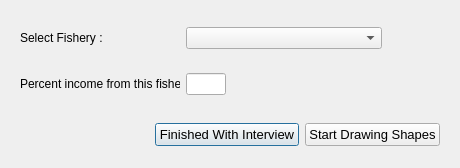
The window that oom_norcal_comm/Interview/selectfishery.ui (Ecotrust/openoceanmap-desktop) describes before a commit, drawn with Qt 5.
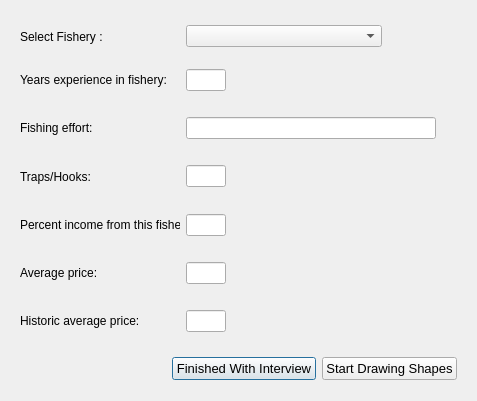
The same window after the commit.

```diff
--- a/oom_norcal_comm/Interview/selectfishery.ui
+++ b/oom_norcal_comm/Interview/selectfishery.ui
@@ -6,8 +6,8 @@
    <rect>
     <x>0</x>
     <y>0</y>
-    <width>460</width>
-    <height>168</height>
+    <width>477</width>
+    <height>401</height>
    </rect>
   </property>
   <property name="windowTitle" >
@@ -150,6 +150,311 @@
      </item>
     </layout>
    </item>
+   <item>
+    <layout class="QHBoxLayout" name="horizontalLayout_11" >
+     <item>
+      <widget class="QWidget" native="1" name="widget_4" >
+       <layout class="QHBoxLayout" name="horizontalLayout_12" >
+        <item>
+         <widget class="QLabel" name="label_7" >
+          <property name="minimumSize" >
+           <size>
+            <width>160</width>
+            <height>0</height>
+           </size>
+          </property>
+          <property name="maximumSize" >
+           <size>
+            <width>160</width>
+            <height>16777215</height>
+           </size>
+          </property>
+          <property name="text" >
+           <string>Years experience in fishery:</string>
+          </property>
+         </widget>
+        </item>
+        <item>
+         <widget class="QLineEdit" name="fishery_yrs_exp" >
+          <property name="minimumSize" >
+           <size>
+            <width>40</width>
+            <height>0</height>
+           </size>
+          </property>
+          <property name="maximumSize" >
+           <size>
+            <width>40</width>
+            <height>16777215</height>
+           </size>
+          </property>
+         </widget>
+        </item>
+        <item>
+         <spacer name="horizontalSpacer_3" >
+          <property name="orientation" >
+           <enum>Qt::Horizontal</enum>
+          </property>
+          <property name="sizeHint" stdset="0" >
+           <size>
+            <width>40</width>
+            <height>20</height>
+           </size>
+          </property>
+         </spacer>
+        </item>
+       </layout>
+       <zorder>label_7</zorder>
+       <zorder>fishery_yrs_exp</zorder>
+       <zorder>horizontalSpacer_3</zorder>
+      </widget>
+     </item>
+    </layout>
+   </item>
+   <item>
+    <layout class="QHBoxLayout" name="horizontalLayout_19" >
+     <item>
+      <widget class="QWidget" native="1" name="widget_8" >
+       <layout class="QHBoxLayout" name="horizontalLayout_20" >
+        <item>
+         <widget class="QLabel" name="label_11" >
+          <property name="minimumSize" >
+           <size>
+            <width>160</width>
+            <height>0</height>
+           </size>
+          </property>
+          <property name="maximumSize" >
+           <size>
+            <width>160</width>
+            <height>16777215</height>
+           </size>
+          </property>
+          <property name="text" >
+           <string>Fishing effort:</string>
+          </property>
+         </widget>
+        </item>
+        <item>
+         <widget class="QLineEdit" name="fishery_effort" >
+          <property name="minimumSize" >
+           <size>
+            <width>250</width>
+            <height>0</height>
+           </size>
+          </property>
+          <property name="maximumSize" >
+           <size>
+            <width>250</width>
+            <height>16777215</height>
+           </size>
+          </property>
+         </widget>
+        </item>
+        <item>
+         <spacer name="horizontalSpacer_3" >
+          <property name="orientation" >
+           <enum>Qt::Horizontal</enum>
+          </property>
+          <property name="sizeHint" stdset="0" >
+           <size>
+            <width>40</width>
+            <height>20</height>
+           </size>
+          </property>
+         </spacer>
+        </item>
+       </layout>
+       <zorder>label_11</zorder>
+       <zorder>fishery_effort</zorder>
+       <zorder>horizontalSpacer_3</zorder>
+      </widget>
+     </item>
+    </layout>
+   </item>
+   <item>
+    <layout class="QHBoxLayout" name="horizontalLayout_17" >
+     <item>
+      <widget class="QWidget" native="1" name="widget_7" >
+       <layout class="QHBoxLayout" name="horizontalLayout_18" >
+        <item>
+         <widget class="QLabel" name="label_10" >
+          <property name="minimumSize" >
+           <size>
+            <width>160</width>
+            <height>0</height>
+           </size>
+          </property>
+          <property name="maximumSize" >
+           <size>
+            <width>160</width>
+            <height>16777215</height>
+           </size>
+          </property>
+          <property name="text" >
+           <string>Traps/Hooks:</string>
+          </property>
+         </widget>
+        </item>
+        <item>
+         <widget class="QLineEdit" name="fishery_traps_hooks" >
+          <property name="minimumSize" >
+           <size>
+            <width>40</width>
+            <height>0</height>
+           </size>
+          </property>
+          <property name="maximumSize" >
+           <size>
+            <width>40</width>
+            <height>16777215</height>
+           </size>
+          </property>
+         </widget>
+        </item>
+        <item>
+         <spacer name="horizontalSpacer_3" >
+          <property name="orientation" >
+           <enum>Qt::Horizontal</enum>
+          </property>
+          <property name="sizeHint" stdset="0" >
+           <size>
+            <width>40</width>
+            <height>20</height>
+           </size>
+          </property>
+         </spacer>
+        </item>
+       </layout>
+       <zorder>label_10</zorder>
+       <zorder>fishery_traps_hooks</zorder>
+       <zorder>horizontalSpacer_3</zorder>
+      </widget>
+     </item>
+    </layout>
+   </item>
+   <item>
+    <layout class="QHBoxLayout" name="horizontalLayout_15" >
+     <item>
+      <widget class="QWidget" native="1" name="widget_6" >
+       <layout class="QHBoxLayout" name="horizontalLayout_16" >
+        <item>
+         <widget class="QLabel" name="label_9" >
+          <property name="minimumSize" >
+           <size>
+            <width>160</width>
+            <height>0</height>
+           </size>
+          </property>
+          <property name="maximumSize" >
+           <size>
+            <width>160</width>
+            <height>16777215</height>
+           </size>
+          </property>
+          <property name="text" >
+           <string>Percent income from this fishery:</string>
+          </property>
+         </widget>
+        </item>
+        <item>
+         <widget class="QLineEdit" name="fishery_perc_income" >
+          <property name="minimumSize" >
+           <size>
+            <width>40</width>
+            <height>0</height>
+           </size>
+          </property>
+          <property name="maximumSize" >
+           <size>
+            <width>40</width>
+            <height>16777215</height>
+           </size>
+          </property>
+         </widget>
+        </item>
+        <item>
+         <spacer name="horizontalSpacer_3" >
+          <property name="orientation" >
+           <enum>Qt::Horizontal</enum>
+          </property>
+          <property name="sizeHint" stdset="0" >
+           <size>
+            <width>40</width>
+            <height>20</height>
+           </size>
+          </property>
+         </spacer>
+        </item>
+       </layout>
+       <zorder>label_9</zorder>
+       <zorder>fishery_perc_income</zorder>
+       <zorder>horizontalSpacer_3</zorder>
+      </widget>
+     </item>
+    </layout>
+   </item>
+   <item>
+    <layout class="QHBoxLayout" name="horizontalLayout_13" >
+     <item>
+      <widget class="QWidget" native="1" name="widget_5" >
+       <layout class="QHBoxLayout" name="horizontalLayout_14" >
+        <item>
+         <widget class="QLabel" name="label_8" >
+          <property name="minimumSize" >
+           <size>
+            <width>160</width>
+            <height>0</height>
+           </size>
+          </property>
+          <property name="maximumSize" >
+           <size>
+            <width>160</width>
+            <height>16777215</height>
+           </size>
+          </property>
+          <property name="text" >
+           <string>Average price:</string>
+          </property>
+         </widget>
+        </item>
+        <item>
+         <widget class="QLineEdit" name="fishery_avg_price" >
+          <property name="minimumSize" >
+           <size>
+            <width>40</width>
+            <height>0</height>
+           </size>
+          </property>
+          <property name="maximumSize" >
+           <size>
+            <width>40</width>
+            <height>16777215</height>
+           </size>
+          </property>
+         </widget>
+        </item>
+        <item>
+         <spacer name="horizontalSpacer_3" >
+          <property name="orientation" >
+           <enum>Qt::Horizontal</enum>
+          </property>
+          <property name="sizeHint" stdset="0" >
+           <size>
+            <width>40</width>
+            <height>20</height>
+           </size>
+          </property>
+         </spacer>
+        </item>
+       </layout>
+       <zorder>label_8</zorder>
+       <zorder>fishery_avg_price</zorder>
+       <zorder>horizontalSpacer_3</zorder>
+      </widget>
+     </item>
+    </layout>
+   </item>
    <item>
     <layout class="QHBoxLayout" name="horizontalLayout_5" >
      <item>
@@ -170,7 +475,7 @@
            </size>
           </property>
           <property name="text" >
-           <string>Percent income from this fishery:</string>
+           <string>Historic average price:</string>
           </property>
          </widget>
         </item>
```
Left out of the diff: 6 changed lines with no effect on the pictures.
